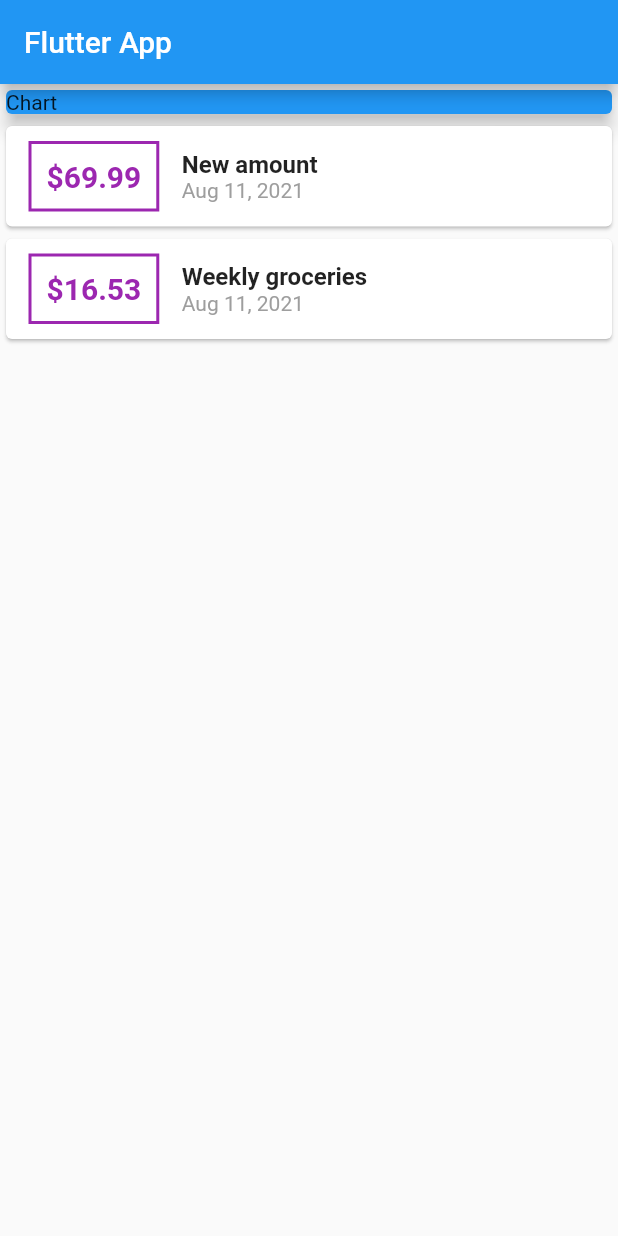
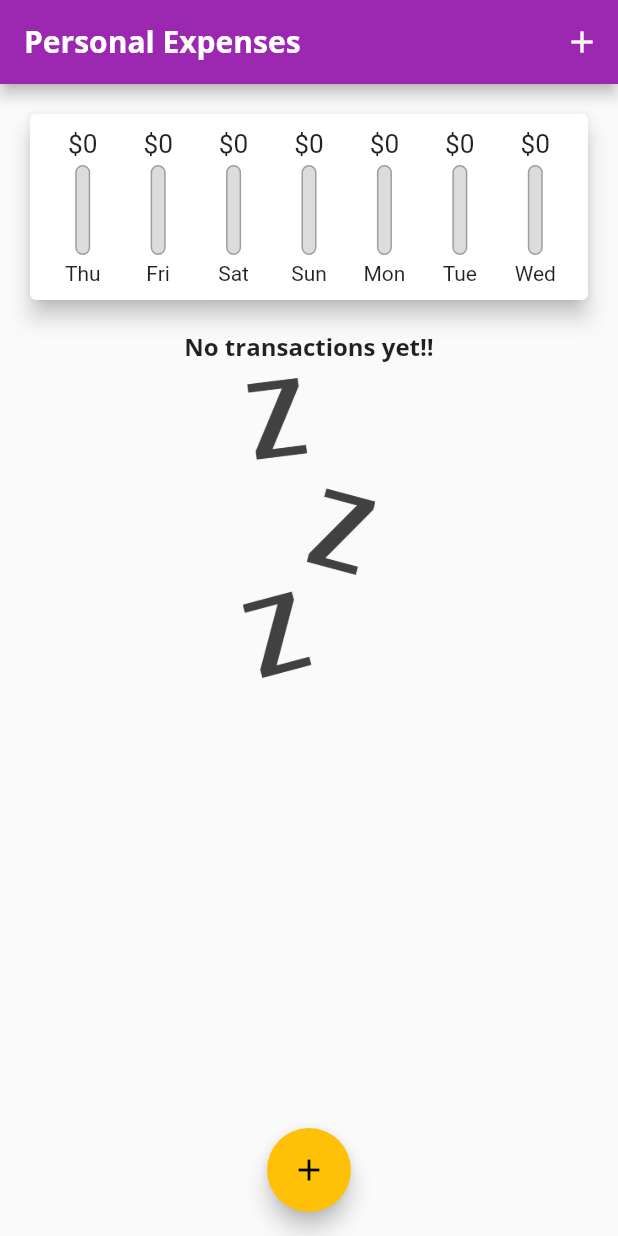
Before and after one commit to mwangiKibui/flutter-expense-tracker, a Flutter app: the screen it shows after launch, on a phone screen of 412 x 824 dp. Run offline on Flutter 3.47's test engine with Material 2 defaults, Android fonts, the phone set to English and light mode, and no system bars.

Commit message:
fix: added chart and transactions

```diff
--- a/lib/main.dart
+++ b/lib/main.dart
@@ -1,6 +1,9 @@
 import 'package:flutter/material.dart';
-import 'package:intl/intl.dart';
-import './transactions.dart';
+
+import './widgets/new_transaction.dart';
+import './widgets/transactions_list.dart';
+import './models/transactions.dart';
+import './widgets/chart.dart';
 
 void main() => runApp(MyApp());
 
@@ -8,84 +11,107 @@
   @override
   Widget build(BuildContext context) {
     return MaterialApp(
-      title: 'Flutter App',
-      home: MyHomePage(),
-    );
+        title: 'Personal Expenses',
+        home: MyHomePage(),
+        theme: ThemeData(
+            primarySwatch: Colors.purple,
+            accentColor: Colors.amber,
+            fontFamily: 'Quicksand',
+            textTheme: ThemeData.light().textTheme.copyWith(
+                title: TextStyle(
+                    fontFamily: 'OpenSans',
+                    fontWeight: FontWeight.bold,
+                    fontSize: 16)),
+            appBarTheme: AppBarTheme(
+                textTheme: ThemeData.light().textTheme.copyWith(
+                    title: TextStyle(
+                        fontFamily: 'OpenSans',
+                        fontSize: 20,
+                        fontWeight: FontWeight.bold)))));
   }
 }
 
-class MyHomePage extends StatelessWidget {
-  final List<Transaction> transactions = [
-    Transaction(
-      id: 't1',
-      title: "New amount",
-      amount: 69.99,
+class MyHomePage extends StatefulWidget {
+  // String titleInput;
+  // String amountInput;
+  @override
+  _MyHomePageState createState() => _MyHomePageState();
+}
+
+class _MyHomePageState extends State<MyHomePage> {
+  final List<Transaction> _userTransactions = [
+    // Transaction(
+    //   id: 't1',
+    //   title: 'New Shoes',
+    //   amount: 69.99,
+    //   date: DateTime.now(),
+    // ),
+    // Transaction(
+    //   id: 't2',
+    //   title: 'Weekly Groceries',
+    //   amount: 16.53,
+    //   date: DateTime.now(),
+    // ),
+  ];
+
+  List<Transaction> get _recentTransactions {
+    return _userTransactions.where((tx) {
+      return tx.date.isAfter(DateTime.now().subtract(Duration(days: 7)));
+    }).toList();
+  }
+
+  void _addNewTransaction(String txTitle, double txAmount) {
+    final newTx = Transaction(
+      title: txTitle,
+      amount: txAmount,
       date: DateTime.now(),
-    ),
-    Transaction(
-        id: 't2',
-        title: 'Weekly groceries',
-        amount: 16.53,
-        date: DateTime.now())
-  ];
+      id: DateTime.now().toString(),
+    );
+
+    setState(() {
+      _userTransactions.add(newTx);
+    });
+  }
+
+  void _startAddNewTransaction(BuildContext ctx) {
+    showModalBottomSheet(
+      context: ctx,
+      builder: (_) {
+        return GestureDetector(
+          onTap: () {},
+          child: NewTransaction(_addNewTransaction),
+          behavior: HitTestBehavior.opaque,
+        );
+      },
+    );
+  }
 
   @override
   Widget build(BuildContext context) {
     return Scaffold(
       appBar: AppBar(
-        title: Text('Flutter App'),
+        title: Text('Personal Expenses'),
+        actions: <Widget>[
+          IconButton(
+            icon: Icon(Icons.add),
+            onPressed: () => _startAddNewTransaction(context),
+          ),
+        ],
       ),
-      body: Column(
-        mainAxisAlignment: MainAxisAlignment.start,
-        crossAxisAlignment: CrossAxisAlignment.start,
-        children: [
-          Container(
-            width: double.infinity,
-            child: Card(
-              color: Colors.blue,
-              child: Text('Chart'),
-              elevation: 5,
-            ),
-          ),
-          Column(
-            children: transactions.map((tx) {
-              return Card(
-                child: Row(
-                  children: [
-                    Container(
-                      margin:
-                          EdgeInsets.symmetric(vertical: 10, horizontal: 15),
-                      decoration: BoxDecoration(
-                          border: Border.all(color: Colors.purple, width: 2)),
-                      padding: EdgeInsets.all(10),
-                      child: Text(
-                        '\$${tx.amount}',
-                        style: TextStyle(
-                            fontWeight: FontWeight.bold,
-                            fontSize: 20,
-                            color: Colors.purple),
-                      ),
-                    ),
-                    Column(
-                      crossAxisAlignment: CrossAxisAlignment.start,
-                      children: [
-                        Text(
-                          tx.title,
-                          style: TextStyle(
-                              fontWeight: FontWeight.bold, fontSize: 16),
-                        ),
-                        Text(
-                          DateFormat.yMMMd().format(tx.date),
-                          style: TextStyle(color: Colors.grey),
-                        )
-                      ],
-                    )
-                  ],
-                ),
-              );
-            }).toList(),
-          )
-        ],
+      body: SingleChildScrollView(
+        child: Column(
+          // mainAxisAlignment: MainAxisAlignment.start,
+          crossAxisAlignment: CrossAxisAlignment.stretch,
+          children: <Widget>[
+            Chart(_userTransactions),
+            TransactionList(_recentTransactions),
+          ],
+        ),
+      ),
+      floatingActionButtonLocation: FloatingActionButtonLocation.centerFloat,
+      floatingActionButton: FloatingActionButton(
+        child: Icon(Icons.add),
+        onPressed: () => _startAddNewTransaction(context),
       ),
     );
   }
--- /dev/null
+++ b/lib/widgets/chart.dart
@@ -0,0 +1,60 @@
+import "package:flutter/material.dart";
+import "package:intl/intl.dart";
+
+import "../models/transactions.dart";
+import "./chart_bar.dart";
+
+class Chart extends StatelessWidget {
+  final List<Transaction> recentTransactions;
+
+  Chart(this.recentTransactions);
+
+  List<Map<String, Object>> get groupTransactionsValues {
+    return List.generate(7, (index) {
+      final weekDay = DateTime.now().subtract(Duration(days: index));
+      var totalSum = 0.0;
+
+      for (var i = 0; i < recentTransactions.length; i++) {
+        if (recentTransactions[i].date.day == weekDay.day &&
+            recentTransactions[i].date.month == weekDay.month &&
+            recentTransactions[i].date.year == weekDay.year) {
+          totalSum += recentTransactions[i].amount;
+        }
+      }
+      return {
+        'day': DateFormat.E().format(weekDay).substring(0, 3),
+        'amount': totalSum
+      };
+    }).reversed.toList();
+  }
+
+  double get totalSpending {
+    return groupTransactionsValues.fold(
+        0.0, (sum, item) => sum + (item['amount'] as double));
+  }
+
+  @override
+  Widget build(BuildContext context) {
+    return Card(
+      elevation: 6,
+      margin: EdgeInsets.all(20),
+      child: Padding(
+        padding: EdgeInsets.all(10),
+        child: Row(
+          mainAxisAlignment: MainAxisAlignment.spaceAround,
+          children: groupTransactionsValues.map((data) {
+            return Flexible(
+              fit: FlexFit.tight,
+              child: ChartBar(
+                  data['day'] as String,
+                  data['amount'] as double,
+                  totalSpending == 0.0
+                      ? 0.0
+                      : (data['amount'] as double) / totalSpending),
+            );
+          }).toList(),
+        ),
+      ),
+    );
+  }
+}
--- /dev/null
+++ b/lib/widgets/chart_bar.dart
@@ -0,0 +1,50 @@
+import "package:flutter/material.dart";
+
+class ChartBar extends StatelessWidget {
+  final String label;
+  final double spendingAmount;
+  final double spendingPetOfTotal;
+
+  ChartBar(this.label, this.spendingAmount, this.spendingPetOfTotal);
+
+  @override
+  Widget build(BuildContext context) {
+    return Column(
+      children: [
+        Container(
+            height: 20,
+            child: FittedBox(
+                child: Text('\$${spendingAmount.toStringAsFixed(0)}'))),
+        SizedBox(
+          height: 4,
+        ),
+        Container(
+            height: 60,
+            width: 10,
+            child: Stack(
+              children: [
+                Container(
+                  decoration: BoxDecoration(
+                    border: Border.all(color: Colors.grey, width: 1.0),
+                    color: Color.fromRGBO(220, 220, 220, 1),
+                    borderRadius: BorderRadius.circular(10),
+                  ),
+                ),
+                FractionallySizedBox(
+                  heightFactor: spendingPetOfTotal,
+                  child: Container(
+                    decoration: BoxDecoration(
+                        color: Theme.of(context).primaryColor,
+                        borderRadius: BorderRadius.circular(20)),
+                  ),
+                )
+              ],
+            )),
+        SizedBox(
+          height: 4,
+        ),
+        Text(label)
+      ],
+    );
+  }
+}
--- /dev/null
+++ b/lib/widgets/new_transaction.dart
@@ -0,0 +1,56 @@
+import "package:flutter/material.dart";
+
+class NewTransaction extends StatefulWidget {
+  final Function transactionHandler;
+  NewTransaction(this.transactionHandler);
+
+  @override
+  _NewTransactionState createState() => _NewTransactionState();
+}
+
+class _NewTransactionState extends State<NewTransaction> {
+  final titleController = TextEditingController();
+
+  final amountController = TextEditingController();
+
+  void submitData() {
+    final enteredTitle = titleController.text;
+    final enteredAmount = double.parse(amountController.text);
+
+    if (enteredTitle.isEmpty || enteredAmount <= 0) {
+      return;
+    }
+    // widget is only available to state classes.
+    widget.transactionHandler(enteredTitle, enteredAmount);
+    // closes the modal sheet
+    Navigator.of(context).pop();
+  }
+
+  @override
+  Widget build(BuildContext context) {
+    return Card(
+      elevation: 5,
+      child: Container(
+          padding: EdgeInsets.all(10),
+          child: Column(
+            crossAxisAlignment: CrossAxisAlignment.end,
+            children: [
+              TextField(
+                decoration: InputDecoration(labelText: "Title"),
+                controller: titleController,
+              ),
+              TextField(
+                decoration: InputDecoration(labelText: "Amount"),
+                controller: amountController,
+                keyboardType: TextInputType.number,
+                onSubmitted: (_) => submitData(),
+              ),
+              FlatButton(
+                  onPressed: submitData,
+                  textColor: Colors.purple,
+                  child: Text("Add transaction"))
+            ],
+          )),
+    );
+  }
+}
--- /dev/null
+++ b/lib/widgets/transactions_list.dart
@@ -0,0 +1,59 @@
+import 'package:expense_tracker/models/transactions.dart';
+import "package:flutter/material.dart";
+import 'package:intl/intl.dart';
+
+class TransactionList extends StatelessWidget {
+  final List<Transaction> transactions;
+  TransactionList(this.transactions);
+
+  @override
+  Widget build(BuildContext context) {
+    return Container(
+        height: 550,
+        child: transactions.isEmpty
+            ? Column(
+                children: [
+                  Text(
+                    "No transactions yet!!",
+                    style: Theme.of(context).textTheme.title,
+                  ),
+                  SizedBox(
+                    height: 10,
+                  ),
+                  Container(
+                    height: 200,
+                    child: Image.asset(
+                      'assets/images/waiting.png',
+                      fit: BoxFit.cover,
+                    ),
+                  )
+                ],
+              )
+            : ListView.builder(
+                itemBuilder: (ctx, index) {
+                  return Card(
+                    margin: EdgeInsets.symmetric(vertical: 8, horizontal: 5),
+                    elevation: 5,
+                    child: ListTile(
+                      leading: CircleAvatar(
+                        radius: 30,
+                        child: Padding(
+                          padding: EdgeInsets.all(6),
+                          child: FittedBox(
+                              child: Text('\$${transactions[index].amount}')),
+                        ),
+                      ),
+                      title: Text(
+                        transactions[index].title,
+                        style: Theme.of(context).textTheme.title,
+                      ),
+                      subtitle: Text(
+                          DateFormat.yMMMd().format(transactions[index].date)),
+                    ),
+                  );
+                },
+                // ListView has an infinite height
+                itemCount: transactions.length,
+              ));
+  }
+}
```
Also changed, not shown: pubspec.yaml (+14 -15 lines), assets/fonts/OpenSans-Bold.ttf (added), assets/fonts/OpenSans-Regular.ttf (added), assets/fonts/Quicksand-Bold.ttf (added), assets/fonts/Quicksand-Light.ttf (added), assets/fonts/Quicksand-Medium.ttf (added), assets/fonts/Quicksand-Regular.ttf (added), assets/images/waiting.png (added), lib/models/transactions.dart (renamed from lib/transactions.dart).
